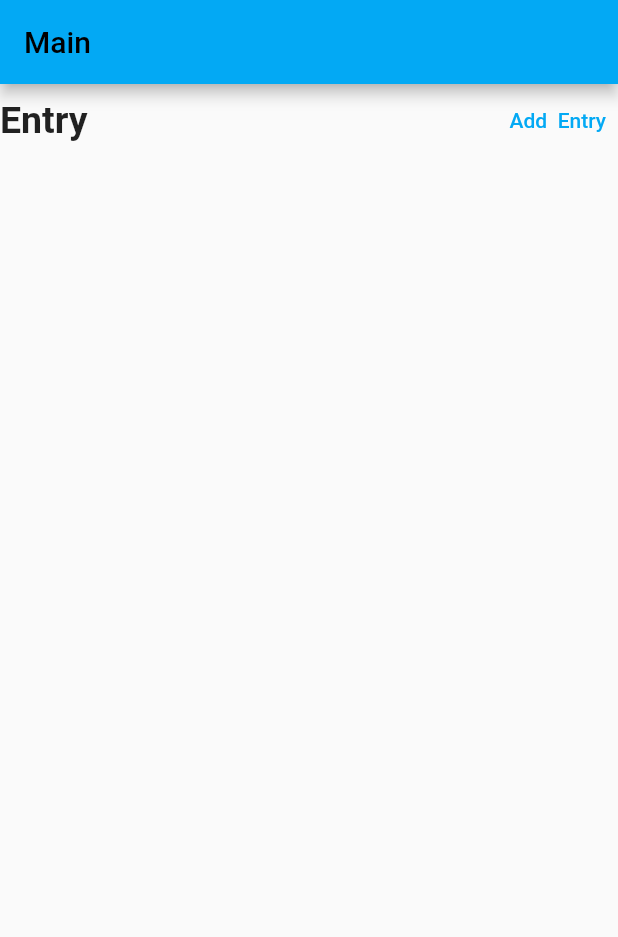
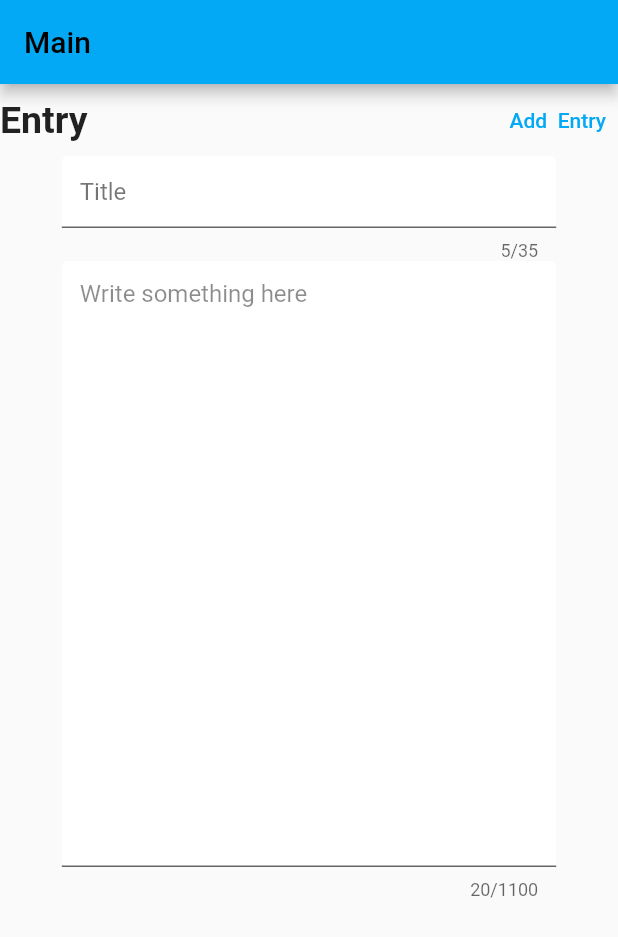
Before and after one commit to hamletSolanoD/MosaiccApp, a Flutter app: the screen it shows after launch, after a tap on an icon or button, on a phone screen of 412 x 824 dp. Shown: the top 937 px of the screen. Run offline on Flutter 3.47's test engine with Material 2 defaults, Android fonts, the light colour scheme and no system bars; drawn by our look-alikes of carousel_slider; our stand-ins replace google_fonts.

Commit message:
functional TextAreaEntry

```diff
--- a/lib/Widgets/JournalWidgets/TextAreaEntry.dart
+++ b/lib/Widgets/JournalWidgets/TextAreaEntry.dart
@@ -1,5 +1,4 @@
-import 'dart:ffi';
-
+import 'package:carousel_slider/carousel_slider.dart';
 import 'package:flutter/material.dart';
 
 class TextAreaEntry extends StatefulWidget {
@@ -40,44 +39,30 @@ class _TextAreaEntryState extends State<TextAreaEntry> {
     setState(() {
       _entrys.add(_createNewContainer());
     });
-
   }
 
   @override
   Widget build(BuildContext context) {
-    // TODO: implement build
+    print(_entrys.length);
     return Container(
       child: Column(children: [
         Row(
-          children:  [
+          children: [
             const Text(
               "Entry",
               style: TextStyle(fontWeight: FontWeight.bold, fontSize: 25),
             ),
-                 Expanded(child: SizedBox.shrink()), // <-- Expanded
+            Expanded(child: SizedBox.shrink()), // <-- Expanded
             TextButton(
                 onPressed: () => {_addNewEntryEvent()},
-                child:  const Text("Add  Entry"))
+                child: const Text("Add  Entry"))
           ],
         ),
-
-
-  Row(
-      children: <Widget>[
-        Expanded(
-          child: SizedBox(
-            height: 200.0,
-            child: ListView(
-              scrollDirection: Axis.horizontal,
-              children: _entrys ,
-
-            ),
-          ),
-        ),
-      ])
-
-
-
+        CarouselSlider(
+            items: _entrys,
+            options: CarouselOptions(
+                height: 600, autoPlay: false, disableCenter: true,enableInfiniteScroll: false,enlargeCenterPage: true,
+                ))
       ]),
     );
   }
--- a/lib/main.dart
+++ b/lib/main.dart
@@ -1,4 +1,5 @@
 import 'package:flutter/material.dart';
+import 'package:mosaicc/Widgets/GeneralWidgets/prueba.dart';
 import 'package:mosaicc/Widgets/JournalWidgets/TextAreaEntry.dart';
 
 
@@ -19,7 +20,15 @@ class newApp extends StatelessWidget {
         appBar: AppBar(
         title: const Text("Main"),
         ),
-        body: TextAreaEntry()
+        body:
+        Scrollbar(
+          child: SingleChildScrollView(scrollDirection: Axis.vertical,child: TextAreaEntry(),)
+
+
+
+
+
+      )
       )
     );
   }
```
Also changed, not shown: lib/Widgets/GeneralWidgets/prueba.dart (added, +46 -0 lines), pubspec.yaml (+21 -74 lines), pubspec.lock, 5 other files.
